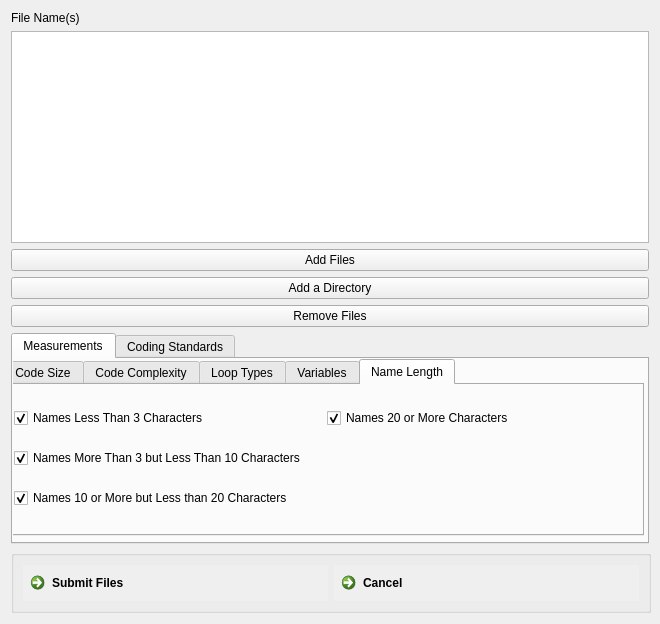
The window that plyj-master/GUI/UIFiles/FileSubmitter.ui (JLMcBride22/SourceCodeChecker) describes before a commit, drawn with Qt 5.
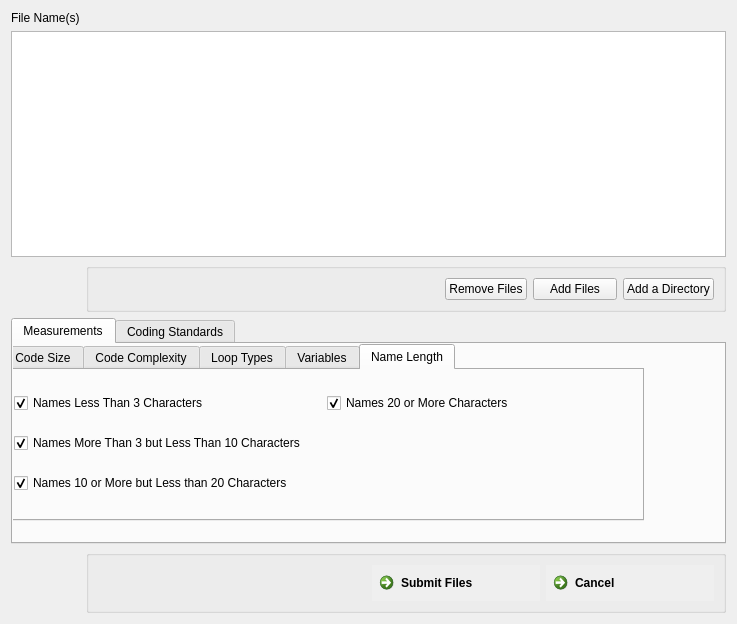
The same window after the commit. The open tabs and pages were chosen to show the change. Icons and pictures are not drawn.

Commit message: Columns will now resize. and I began the process of get a list of string of the name of the check boxes to the postCompileCalc

The edit to the form file:
```diff
--- a/plyj-master/GUI/UIFiles/FileSubmitter.ui
+++ b/plyj-master/GUI/UIFiles/FileSubmitter.ui
@@ -37,33 +37,36 @@
   <property name="windowFilePath">
    <string extracomment="HEY"/>
   </property>
-  <layout class="QVBoxLayout" name="verticalLayout">
-   <property name="sizeConstraint">
-    <enum>QLayout::SetNoConstraint</enum>
-   </property>
+  <layout class="QGridLayout" name="gridLayout_10">
+   <item row="2" column="1">
+    <widget class="QGroupBox" name="groupBox_2">
+     <property name="title">
+      <string/>
+     </property>
+     <layout class="QHBoxLayout" name="horizontalLayout_2">
    <item>
-    <widget class="QLabel" name="label_6">
-     <property name="text">
-      <string>File Name(s)</string>
-     </property>
-    </widget>
+       <spacer name="horizontalSpacer_3">
+        <property name="orientation">
+         <enum>Qt::Horizontal</enum>
+        </property>
+        <property name="sizeHint" stdset="0">
+         <size>
+          <width>40</width>
+          <height>20</height>
+         </size>
+        </property>
+       </spacer>
    </item>
    <item>
-    <widget class="QListWidget" name="filePathList">
+       <widget class="QPushButton" name="removeButton">
      <property name="sizePolicy">
-      <sizepolicy hsizetype="Expanding" vsizetype="Expanding">
+         <sizepolicy hsizetype="Preferred" vsizetype="Fixed">
        <horstretch>0</horstretch>
        <verstretch>0</verstretch>
       </sizepolicy>
      </property>
-     <property name="layoutDirection">
-      <enum>Qt::LeftToRight</enum>
-     </property>
-     <property name="alternatingRowColors">
-      <bool>true</bool>
-     </property>
-     <property name="resizeMode">
-      <enum>QListView::Adjust</enum>
+        <property name="text">
+         <string>Remove Files</string>
      </property>
     </widget>
    </item>
@@ -99,20 +102,10 @@
      </property>
     </widget>
    </item>
-   <item>
-    <widget class="QPushButton" name="removeButton">
-     <property name="sizePolicy">
-      <sizepolicy hsizetype="Preferred" vsizetype="Fixed">
-       <horstretch>0</horstretch>
-       <verstretch>0</verstretch>
-      </sizepolicy>
-     </property>
-     <property name="text">
-      <string>Remove Files</string>
-     </property>
+     </layout>
     </widget>
    </item>
-   <item>
+   <item row="3" column="0" colspan="2">
     <widget class="QTabWidget" name="MeasurementTabs">
      <property name="currentIndex">
       <number>0</number>
@@ -1024,7 +1017,33 @@
      </widget>
     </widget>
    </item>
-   <item>
+   <item row="0" column="0">
+    <widget class="QLabel" name="label_6">
+     <property name="text">
+      <string>File Name(s)</string>
+     </property>
+    </widget>
+   </item>
+   <item row="1" column="0" colspan="2">
+    <widget class="QListWidget" name="filePathList">
+     <property name="sizePolicy">
+      <sizepolicy hsizetype="Expanding" vsizetype="Expanding">
+       <horstretch>0</horstretch>
+       <verstretch>0</verstretch>
+      </sizepolicy>
+     </property>
+     <property name="layoutDirection">
+      <enum>Qt::LeftToRight</enum>
+     </property>
+     <property name="alternatingRowColors">
+      <bool>true</bool>
+     </property>
+     <property name="resizeMode">
+      <enum>QListView::Adjust</enum>
+     </property>
+    </widget>
+   </item>
+   <item row="4" column="1">
     <widget class="QGroupBox" name="groupBox">
      <property name="minimumSize">
       <size>
@@ -1037,7 +1056,26 @@
      </property>
      <layout class="QHBoxLayout" name="horizontalLayout">
       <item>
+       <spacer name="horizontalSpacer">
+        <property name="orientation">
+         <enum>Qt::Horizontal</enum>
+        </property>
+        <property name="sizeHint" stdset="0">
+         <size>
+          <width>40</width>
+          <height>20</height>
+         </size>
+        </property>
+       </spacer>
+      </item>
+      <item alignment="Qt::AlignRight">
        <widget class="QCommandLinkButton" name="SubmitFileLink">
+        <property name="sizePolicy">
+         <sizepolicy hsizetype="Expanding" vsizetype="Fixed">
+          <horstretch>0</horstretch>
+          <verstretch>0</verstretch>
+         </sizepolicy>
+        </property>
         <property name="maximumSize">
          <size>
           <width>640</width>
@@ -1058,7 +1096,7 @@
         </property>
        </widget>
       </item>
-      <item>
+      <item alignment="Qt::AlignRight">
        <widget class="QCommandLinkButton" name="cancel">
         <property name="autoFillBackground">
          <bool>true</bool>
@@ -1075,6 +1113,32 @@
      </layout>
     </widget>
    </item>
+   <item row="4" column="0">
+    <spacer name="horizontalSpacer_2">
+     <property name="orientation">
+      <enum>Qt::Horizontal</enum>
+     </property>
+     <property name="sizeHint" stdset="0">
+      <size>
+       <width>40</width>
+       <height>20</height>
+      </size>
+     </property>
+    </spacer>
+   </item>
+   <item row="2" column="0">
+    <spacer name="horizontalSpacer_4">
+     <property name="orientation">
+      <enum>Qt::Horizontal</enum>
+     </property>
+     <property name="sizeHint" stdset="0">
+      <size>
+       <width>40</width>
+       <height>20</height>
+      </size>
+     </property>
+    </spacer>
+   </item>
   </layout>
  </widget>
  <resources/>
```
Left out of the diff: 2 changed lines with no effect on the pictures. Lines whose indentation alone changed are shown as unchanged. The commit also changes 5 other files.
